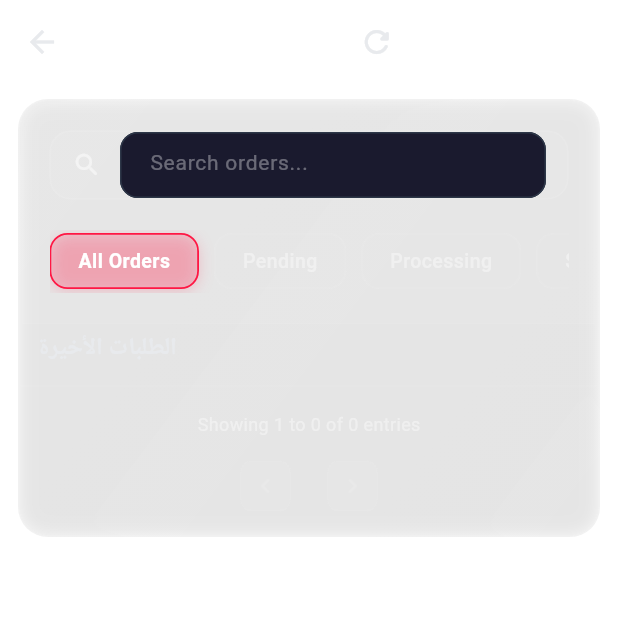
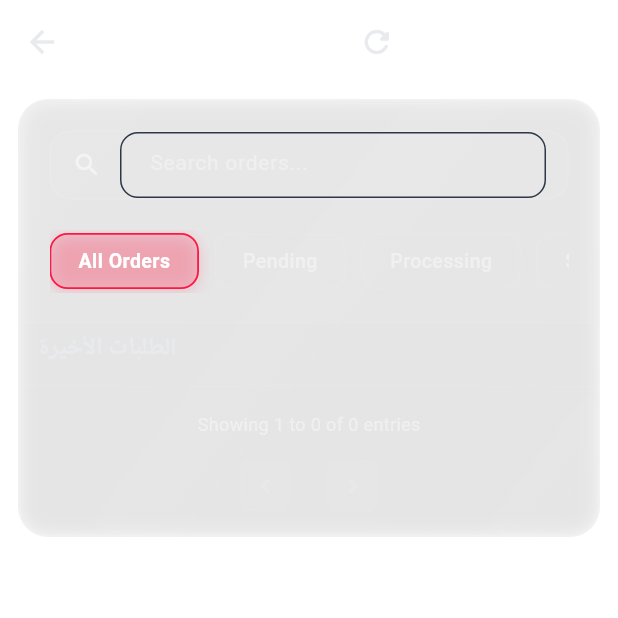
Before and after one commit to abod8639/stronger_muscles_dashboard, a Flutter app: the OrdersScreen screen opened directly, on a phone screen of 412 x 824 dp, the top half of it. Run offline on Flutter 3.47's test engine with Material 3 defaults, Android fonts, the phone set to English and light mode, and no system bars; our stand-ins replace cached_network_image, dio, fl_chart, flutter_cache_manager, freezed_annotation, get and 4 more; accounts and stored records are empty; network calls fail.

Commit message:
fix ligin

```diff
--- a/lib/screens/components/base_data_view.dart
+++ b/lib/screens/components/base_data_view.dart
@@ -1,6 +1,5 @@
-import 'dart:math'; // لاستخدام دالة min
+import 'dart:math';
 import 'package:flutter/material.dart';
-// import 'package:get/get.dart';
 import '../../../config/theme.dart';
 import '../../../config/responsive.dart';
 
--- a/lib/screens/dashboard_screen/widget/build_recent_orders.dart
+++ b/lib/screens/dashboard_screen/widget/build_recent_orders.dart
@@ -28,7 +28,7 @@
         items: dashboardController.orders,
         onSeeAll: () => navigationController.changeIndex(3),
         useListView: res.isTablet,
-        showCount: 6,
+        showCount:4,
         mainAxisExtent: 190,
         itemBuilder: (context, order, index) => OrderListTile(
           order: order,
--- a/lib/screens/orders_screen/widgets/orders_table.dart
+++ b/lib/screens/orders_screen/widgets/orders_table.dart
@@ -3,6 +3,7 @@
 import 'package:intl/intl.dart';
 import 'package:stronger_muscles_dashboard/controllers/orders_controller.dart';
 import 'package:stronger_muscles_dashboard/data/models/order_model.dart';
+import 'package:stronger_muscles_dashboard/screens/components/custom_search_bar.dart';
 import 'package:stronger_muscles_dashboard/screens/components/glass_container.dart';
 import 'package:stronger_muscles_dashboard/screens/components/status_badge.dart';
 import 'package:stronger_muscles_dashboard/config/theme.dart';
@@ -67,14 +68,18 @@
                     letterSpacing: 0.5,
                   ),
                 ),
-                const Spacer(),
+                // const Spacer(),
               ],
 
               // Search box: Fixed width on Desktop/Tablet, Full width on Mobile
               if (responsive.isMobile)
                 Expanded(child: _buildSearchBox(controller, isFullWidth: true))
               else
-                _buildSearchBox(controller, isFullWidth: false),
+              CustomSearchBar(
+                onSearch:controller.onSearchChanged ,
+                hintText:"Search orders..." ,
+              )
+                // _buildSearchBox(controller, isFullWidth: false),
             ],
           ),
 
@@ -188,6 +193,7 @@
 
               Expanded(
                 child: TextField(
+
                   controller: textController,
                   focusNode: focusNode,
                   cursorColor: Colors.white,
@@ -197,6 +203,8 @@
                   },
                   style: const TextStyle(fontSize: 14, color: Colors.white),
                   decoration: InputDecoration(
+                    fillColor: Colors.transparent,
+
                     hintText: 'Search orders...',
                     hintStyle: TextStyle(
                       color: Colors.white.withValues(alpha: 0.35),
@@ -567,7 +575,6 @@
     );
   }
 
-  // إنشاء أرقام الصفحات بشكل ذكي
   List<Widget> _buildPageNumbers(OrdersController controller) {
     List<Widget> pages = [];
     for (int i = 1; i <= controller.totalPages; i++) {
@@ -595,7 +602,6 @@
     return pages;
   }
 
-  // زر رقم الصفحة
   Widget _buildPageButton(int pageNum, OrdersController controller) {
     final isSelected = controller.currentPage.value == pageNum;
     return GestureDetector(
@@ -631,7 +637,6 @@
     );
   }
 
-  // أزرار السابق والتالي المحسنة
   Widget _buildNavButton({required IconData icon, VoidCallback? onPressed}) {
     bool isDisabled = onPressed == null;
     return InkWell(
```
Also changed, not shown: lib/main.dart (+6 -1 lines).
